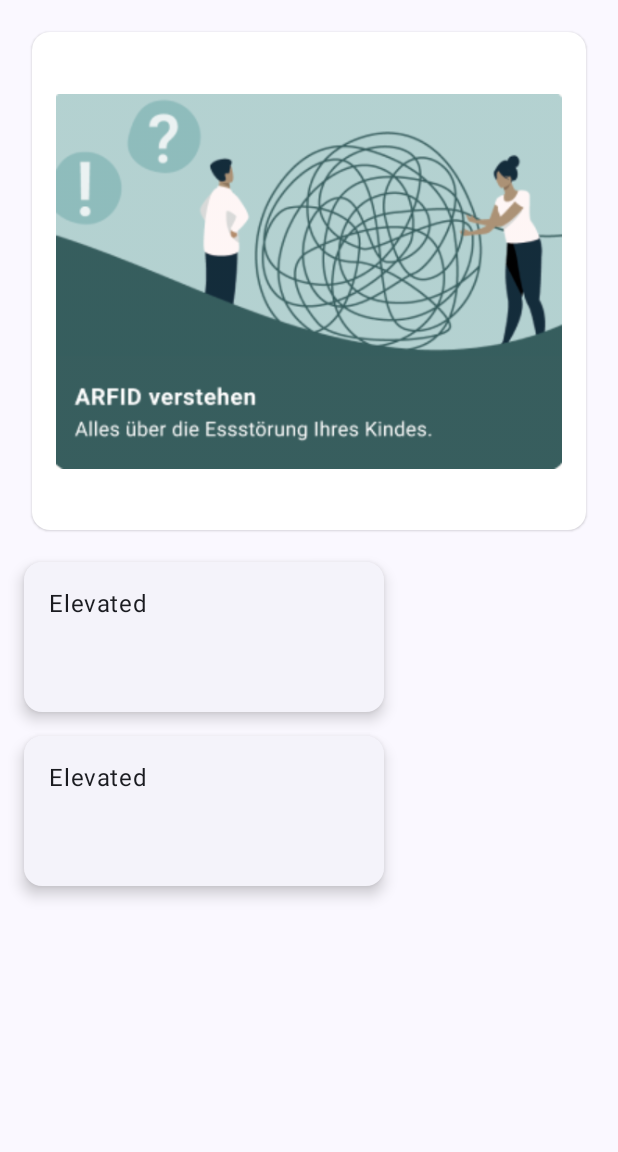
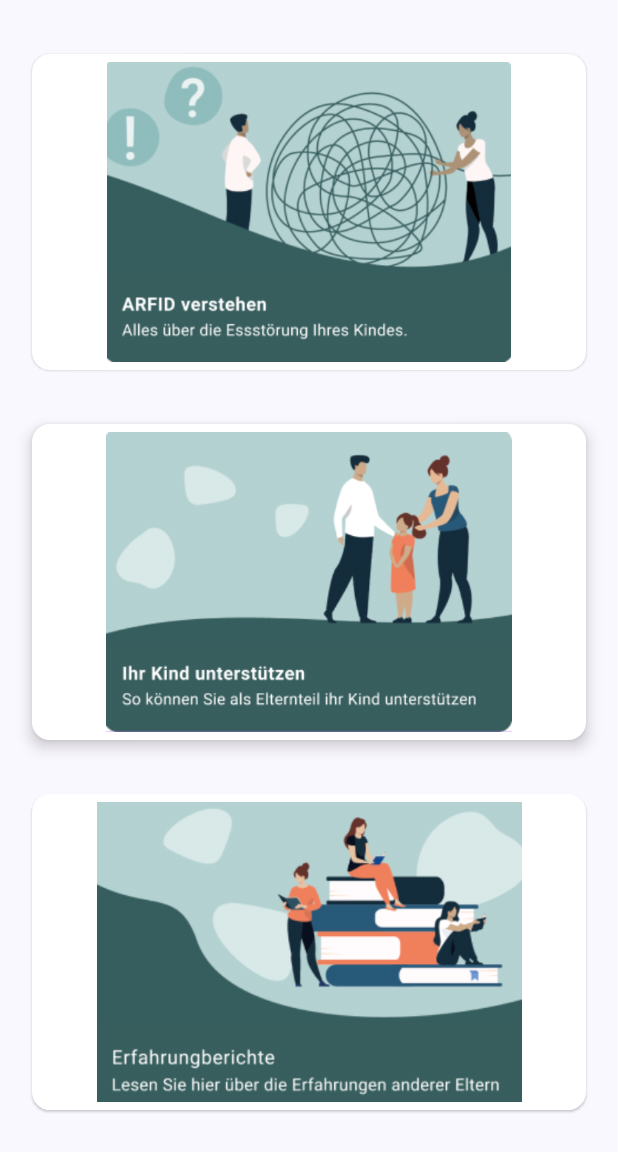
Before and after one commit to 4a756c6961/arfid, an Android app built with Jetpack Compose: the ParentActivity screen opened directly, with no data from a screen before it, on a phone screen of 412 x 824 dp. Shown: the top 1152 px of the screen. Run offline under Robolectric (Android 15) with nearby library versions, the light colour scheme and no system bars.

Commit message:
ElevatedCard angepasst

```diff
--- a/app/src/main/java/com/example/arfid/ParentActivity.kt
+++ b/app/src/main/java/com/example/arfid/ParentActivity.kt
@@ -15,12 +15,10 @@ import androidx.compose.foundation.layout.size
 import androidx.compose.material3.CardDefaults
 import androidx.compose.material3.ElevatedCard
 import androidx.compose.material3.Scaffold
-import androidx.compose.material3.Text
 import androidx.compose.runtime.Composable
 import androidx.compose.ui.Modifier
 import androidx.compose.ui.graphics.Color
 import androidx.compose.ui.res.painterResource
-import androidx.compose.ui.text.style.TextAlign
 import androidx.compose.ui.tooling.preview.Preview
 import androidx.compose.ui.unit.dp
 import com.example.arfid.ui.theme.ARFIDTheme
@@ -55,20 +53,20 @@ fun ElevatedCardArfidVerstehen() {
     ElevatedCard(
         modifier = Modifier
             .fillMaxWidth()
-            .padding(5.dp),
+            .padding(top = 20.dp, start = 5.dp, end = 5.dp),
         colors = CardDefaults.elevatedCardColors(
             containerColor = Color.White
         )
     ) {
         Column(
-            modifier = Modifier.padding(16.dp)
+            modifier = Modifier.padding(5.dp)
         ) {
             Image(
                 painter = painterResource(id = R.drawable.arfid_verstehen),
                 contentDescription = "ARFID verstehen",
                 modifier = Modifier
                     .fillMaxWidth()
-                    .height(300.dp)
+                    .height(200.dp)
             )
         }
     }
@@ -77,36 +75,52 @@ fun ElevatedCardArfidVerstehen() {
 @Composable
 fun ElevatedCardKindUnterstuetzen() {
     ElevatedCard(
-        elevation = CardDefaults.cardElevation(
-            defaultElevation = 6.dp
+        elevation = CardDefaults.cardElevation( // Hier wird die elevation korrekt gesetzt
+            defaultElevation = 6.dp // Beispielhöhe
         ),
         modifier = Modifier
-            .size(width = 240.dp, height = 100.dp)
+            .fillMaxWidth()
+            .padding(top = 20.dp, start = 5.dp, end = 5.dp),
+        colors = CardDefaults.elevatedCardColors(
+            containerColor = Color.White
+        )
     ) {
-        Text(
-            text = "Elevated",
-            modifier = Modifier
-                .padding(16.dp),
-            textAlign = TextAlign.Center,
-        )
+        Column(
+            modifier = Modifier.padding(5.dp)
+        ) {
+            Image(
+                painter = painterResource(id = R.drawable.kind_unterstuetzen),
+                contentDescription = "Kind unterstützen",
+                modifier = Modifier
+                    .fillMaxWidth()
+                    .height(200.dp)
+            )
+        }
     }
 }
 
 @Composable
 fun ElevatedCardErfahrungsberichte() {
     ElevatedCard(
-        elevation = CardDefaults.cardElevation(
-            defaultElevation = 6.dp
+        modifier = Modifier
+            .fillMaxWidth()
+            .padding(top = 20.dp, start = 5.dp, end = 5.dp),
+        colors = CardDefaults.elevatedCardColors(
+            containerColor = Color.White
         ),
-        modifier = Modifier
-            .size(width = 240.dp, height = 100.dp)
+
     ) {
-        Text(
-            text = "Elevated",
-            modifier = Modifier
-                .padding(16.dp),
-            textAlign = TextAlign.Center,
-        )
+        Column(
+            modifier = Modifier.padding(5.dp)
+        ) {
+            Image(
+                painter = painterResource(id = R.drawable.erfahrungsberichte),
+                contentDescription = "ARFID verstehen",
+                modifier = Modifier
+                    .fillMaxWidth()
+                    .height(200.dp)
+            )
+        }
     }
 }
 
```
